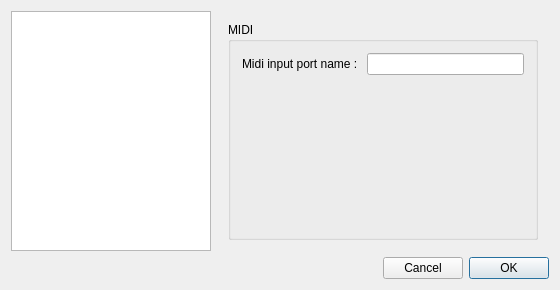
The window that src/gui/forms/settingsdialog.ui (deufrai/Qrest) describes before a commit, drawn with Qt 5.
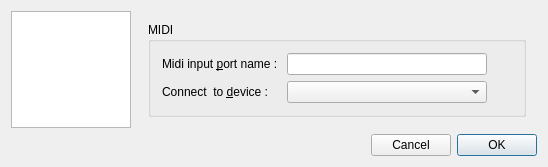
The same window after the commit.

Commit message: taking win32 inability to deal with virtual MIDI port into account. So choice is given for the physical device to donnect to IN PROGRESS - issue QREST-21: Get tempo via MIDI Clock  http://requests.wardsback.org/browse/QREST-21

The edit to the form file:
```diff
--- a/src/gui/forms/settingsdialog.ui
+++ b/src/gui/forms/settingsdialog.ui
@@ -9,8 +9,8 @@
    <rect>
     <x>0</x>
     <y>0</y>
-    <width>560</width>
-    <height>290</height>
+    <width>548</width>
+    <height>160</height>
    </rect>
   </property>
   <property name="windowTitle">
@@ -47,7 +47,7 @@
         <widget class="QStackedWidget" name="stackedWidget">
          <property name="minimumSize">
           <size>
-           <width>300</width>
+           <width>400</width>
            <height>0</height>
           </size>
          </property>
@@ -97,25 +97,75 @@
              <property name="title">
               <string>MIDI</string>
              </property>
-             <layout class="QVBoxLayout" name="verticalLayout_2">
-              <item>
+             <layout class="QGridLayout" name="gridLayout_3">
+              <item row="0" column="0">
                <layout class="QHBoxLayout" name="horizontalLayout_3">
                 <item>
-                 <widget class="QLabel" name="label_3">
-                  <property name="toolTip">
-                   <string>Cannot accept special characters. Only letters, spaces and numbers</string>
-                  </property>
-                  <property name="text">
-                   <string>Midi input port name : </string>
-                  </property>
-                 </widget>
+                 <layout class="QVBoxLayout" name="verticalLayout_2">
+                  <item>
+                   <widget class="QLabel" name="label_3">
+                    <property name="toolTip">
+                     <string>Cannot accept special characters. Only letters, spaces and numbers</string>
+                    </property>
+                    <property name="text">
+                     <string>Midi input &amp;port name : </string>
+                    </property>
+                    <property name="buddy">
+                     <cstring>midiPortNameLineEdit</cstring>
+                    </property>
+                   </widget>
+                  </item>
+                  <item>
+                   <widget class="QLabel" name="label">
+                    <property name="text">
+                     <string>Connect  to &amp;device : </string>
+                    </property>
+                    <property name="buddy">
+                     <cstring>devicesCombo</cstring>
+                    </property>
+                   </widget>
+                  </item>
+                 </layout>
                 </item>
                 <item>
-                 <widget class="QLineEdit" name="midiPortNameLineEdit"/>
+                 <layout class="QVBoxLayout" name="verticalLayout_5">
+                  <item>
+                   <widget class="QLineEdit" name="midiPortNameLineEdit"/>
+                  </item>
+                  <item>
+                   <widget class="QComboBox" name="devicesCombo">
+                    <property name="sizePolicy">
+                     <sizepolicy hsizetype="Preferred" vsizetype="Fixed">
+                      <horstretch>0</horstretch>
+                      <verstretch>0</verstretch>
+                     </sizepolicy>
+                    </property>
+                    <property name="minimumSize">
+                     <size>
+                      <width>200</width>
+                      <height>0</height>
+                     </size>
+                    </property>
+                   </widget>
+                  </item>
+                 </layout>
                 </item>
                </layout>
               </item>
-              <item>
+              <item row="0" column="1">
+               <spacer name="horizontalSpacer_2">
+                <property name="orientation">
+                 <enum>Qt::Horizontal</enum>
+                </property>
+                <property name="sizeHint" stdset="0">
+                 <size>
+                  <width>34</width>
+                  <height>20</height>
+                 </size>
+                </property>
+               </spacer>
+              </item>
+              <item row="1" column="0">
                <spacer name="verticalSpacer">
                 <property name="orientation">
                  <enum>Qt::Vertical</enum>
```
The commit also changes 11 other files.
